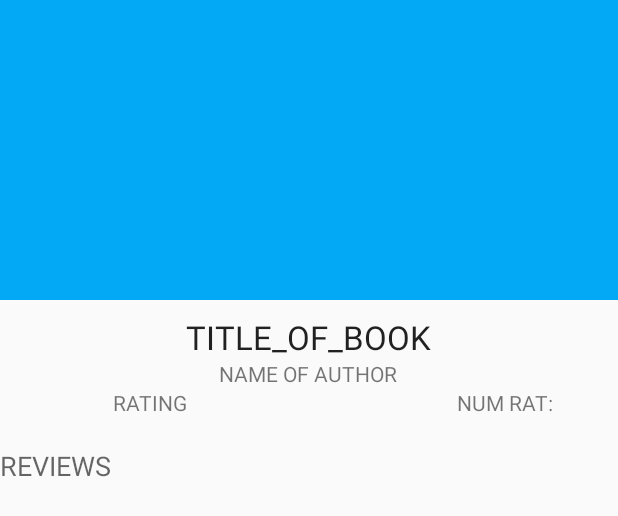
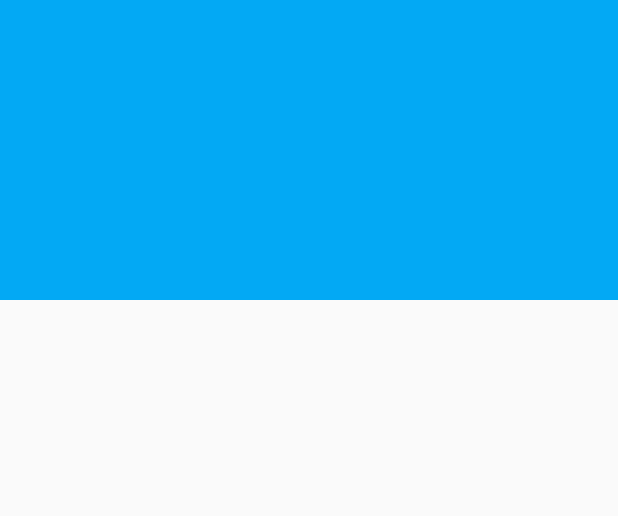
Before and after one commit to mattmili/FAB, an Android app: the layout activity_result.xml on its own in the app's theme, with its tools: preview values and no code run, on a phone screen of 412 x 824 dp. Shown: the top 516 px of the screen. Run offline under Robolectric (Android 15) with nearby library versions, the phone set to English and light mode, and no system bars.

Commit message:
Default
Got rid of the bad default values (TITLE_BOOK, AUTHOR_BOOK,etc.)

```diff
--- a/FAB/app/src/main/res/layout/activity_result.xml
+++ b/FAB/app/src/main/res/layout/activity_result.xml
@@ -33,7 +33,6 @@
             android:layout_width="wrap_content"
             android:layout_height="wrap_content"
             android:textAppearance="?android:attr/textAppearanceLarge"
-            android:text="TITLE_OF_BOOK"
             android:id="@+id/book_title"
             android:layout_gravity="center" />
 
@@ -41,7 +40,6 @@
             android:layout_width="wrap_content"
             android:layout_height="wrap_content"
             android:textAppearance="?android:attr/textAppearanceSmall"
-            android:text="NAME OF AUTHOR"
             android:id="@+id/name_of_author"
             android:layout_gravity="center" />
 
@@ -56,7 +54,6 @@
                 android:layout_height="wrap_content"
                 android:textAppearance="?android:attr/textAppearanceSmall"
                 android:layout_alignParentLeft="true"
-                android:text="RATING"
                 android:id="@+id/rating_label"
                 android:layout_gravity="center_horizontal"
                 android:layout_marginLeft="75dp" />
@@ -66,7 +63,6 @@
                 android:layout_height="wrap_content"
                 android:textAppearance="?android:attr/textAppearanceSmall"
                 android:layout_alignParentRight="true"
-                android:text="NUM RAT: "
                 android:id="@+id/num_rating_label"
                 android:layout_gravity="right"
                 android:layout_marginRight="40dp" />
@@ -86,7 +82,6 @@
             android:layout_width="wrap_content"
             android:layout_height="wrap_content"
             android:textAppearance="?android:attr/textAppearanceMedium"
-            android:text="REVIEWS"
             android:id="@+id/review_label"
             android:layout_gravity="left|center_horizontal" />
 
```
